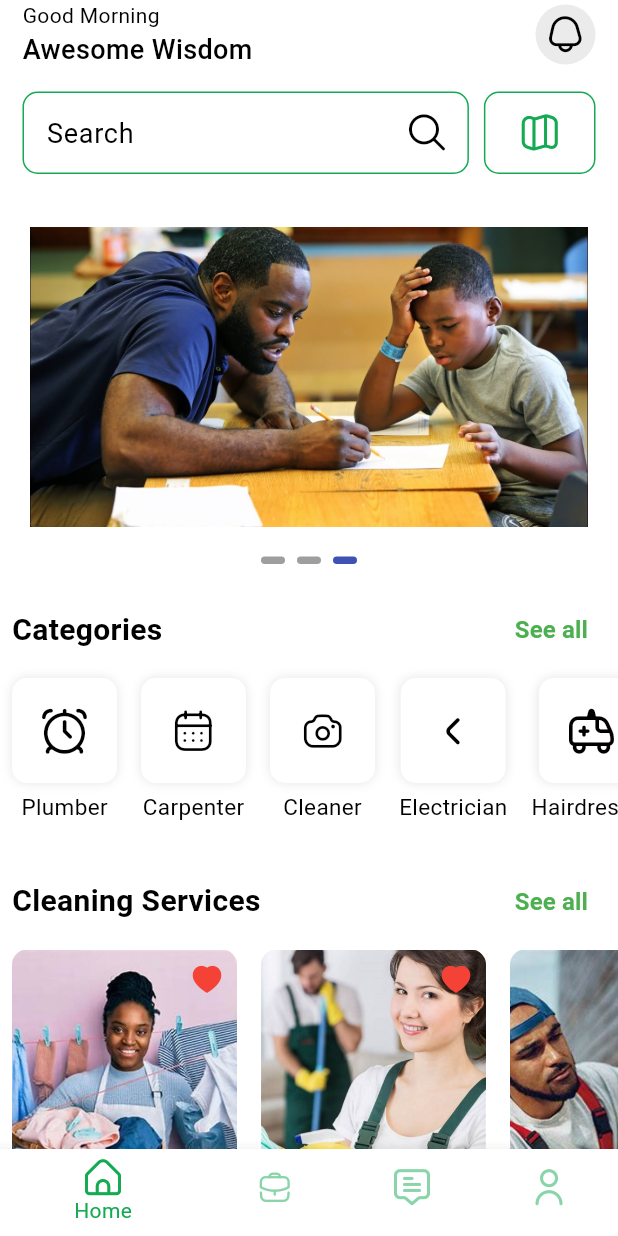
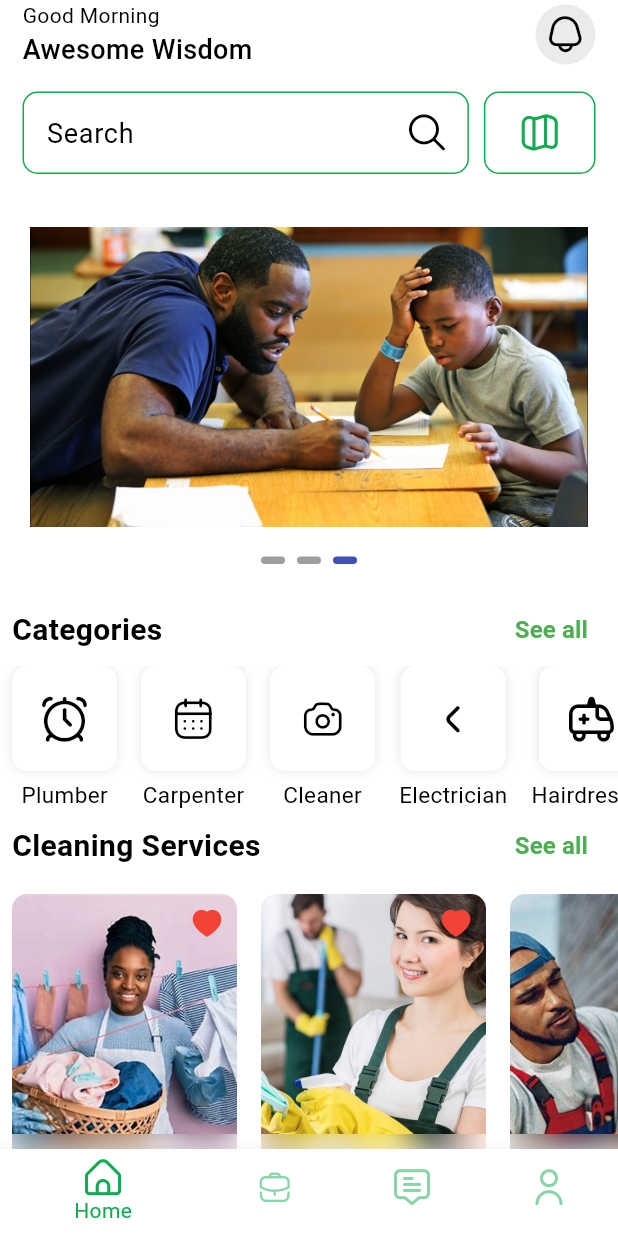
Before and after one commit to Awesomewsdm/service_masters, a Flutter app: the screen it shows after launch, on a phone screen of 412 x 824 dp. Run offline on Flutter 3.47's test engine with Material 3 defaults, Android fonts, the phone set to English and light mode, and no system bars; drawn by our look-alikes of smooth_page_indicator; our stand-ins replace auto_route, chat_bubbles, cloud_firestore, equatable, firebase_auth, firebase_core and 19 more; missing offline and left inert: agora_rtc_engine, flutter_google_maps_webservices; accounts and stored records are empty; Roboto replaces fonts that are missing (Georama).

Commit message:
new commit

```diff
--- a/lib/common/components/all_category_widget.dart
+++ b/lib/common/components/all_category_widget.dart
@@ -12,7 +12,9 @@ class CategoryCardWidget extends StatelessWidget {
   @override
   Widget build(BuildContext context) {
     return Padding(
-      padding: const EdgeInsets.all(8.0),
+      padding: const EdgeInsets.symmetric(horizontal: 8.0),
+      child: ConstrainedBox(
+        constraints: const BoxConstraints(),
         child: Column(
           children: [
             GestureDetector(
@@ -40,12 +42,13 @@ class CategoryCardWidget extends StatelessWidget {
             ),
             const Gap(5),
             PrimaryTextWidget(
-            text: breakStringIntoLines(label),
+              text: label,
               fontWeight: FontWeight.normal,
               fontSize: categoryIconLabelTextSize,
             ),
           ],
         ),
+      ),
     );
   }
 }
--- a/lib/common/components/category_widget.dart
+++ b/lib/common/components/category_widget.dart
@@ -4,10 +4,12 @@ class CategoryWidget extends StatelessWidget {
   const CategoryWidget({
     required this.heading,
     required this.categoryList,
+    required this.onPressed,
     super.key,
   });
   final String heading;
   final List<Widget> categoryList;
+  final VoidCallback onPressed;
 
   @override
   Widget build(BuildContext context) {
@@ -15,7 +17,7 @@ class CategoryWidget extends StatelessWidget {
       children: [
         HeadingWidget(
           heading: heading,
-          onPressed: () {},
+          onPressed: onPressed,
         ),
         SingleChildScrollView(
           scrollDirection: Axis.horizontal,
--- a/lib/home/view/home_screen.dart
+++ b/lib/home/view/home_screen.dart
@@ -167,9 +167,10 @@ class _HomeScreenState extends State<HomeScreen> {
                     ],
                   ),
                 ),
-                const CategoryWidget(
+                CategoryWidget(
                   heading: "Categories",
-                  categoryList: [
+                  onPressed: () => context.router.push(const AllCategories()),
+                  categoryList: const [
                     CategoryCardWidget(
                       label: "Plumber",
                       iconData: CustomIcons.alarmClock,
@@ -196,9 +197,10 @@ class _HomeScreenState extends State<HomeScreen> {
                     ),
                   ],
                 ),
-                const CategoryWidget(
+                CategoryWidget(
+                  onPressed: () {},
                   heading: "Cleaning Services",
-                  categoryList: [
+                  categoryList: const [
                     ServiceCard(
                       image: tLaundry,
                     ),
@@ -213,9 +215,9 @@ class _HomeScreenState extends State<HomeScreen> {
                     ),
                   ],
                 ),
-                const CategoryWidget(
+                CategoryWidget(
                   heading: "Home Repairs",
-                  categoryList: [
+                  categoryList: const [
                     ServiceCard(
                       image: tLaundry,
                     ),
@@ -229,10 +231,12 @@ class _HomeScreenState extends State<HomeScreen> {
                       image: tTeachingServices,
                     ),
                   ],
+                  onPressed: () {},
                 ),
-                const CategoryWidget(
+                CategoryWidget(
+                  onPressed: () {},
                   heading: "Artisans",
-                  categoryList: [
+                  categoryList: const [
                     ProviderCardWidget(
                       image: tLaundry,
                     ),
--- a/lib/service_provider_details/views/service_provider_details_screen.dart
+++ b/lib/service_provider_details/views/service_provider_details_screen.dart
@@ -1,4 +1,5 @@
 import "package:service_masters/common/barrels.dart";
+import "package:share_plus/share_plus.dart";
 
 @RoutePage()
 class ServiceProviderDetailsScreen extends StatefulWidget {
@@ -57,7 +58,7 @@ class _ServiceProviderDetailsScreenState
               floating: true,
               pinned: true,
               title: Text(
-                innerBoxIsScrolled ? "Akwasi Twumasi" : "",
+                innerBoxIsScrolled ? "Akwasi Twumasi Koomson" : "",
                 style: context.textTheme.bodyLarge!.copyWith(
                   color: Colors.white,
                   fontWeight: FontWeight.bold,
@@ -93,7 +94,7 @@ class _ServiceProviderDetailsScreenState
               actions: [
                 IconButton(
                   onPressed: () {
-                    // toast("Share ${widget.name} to your friends");
+                    Share.share("check out my website https://example.com");
                   },
                   icon: const Icon(
                     CustomIcons.share,
--- a/pubspec.yaml
+++ b/pubspec.yaml
@@ -30,6 +30,7 @@ dependencies:
   pinput: ^3.0.1
   smooth_page_indicator: ^1.1.0
   loading_animation_widget: ^1.2.0+4
+  share_plus: ^7.2.1
   auto_route: ^7.8.4
   flutter_google_maps_webservices: ^1.1.1
   location: ^5.0.3
```
Also changed, not shown: pubspec.lock. Lines whose indentation alone changed are shown as unchanged.
